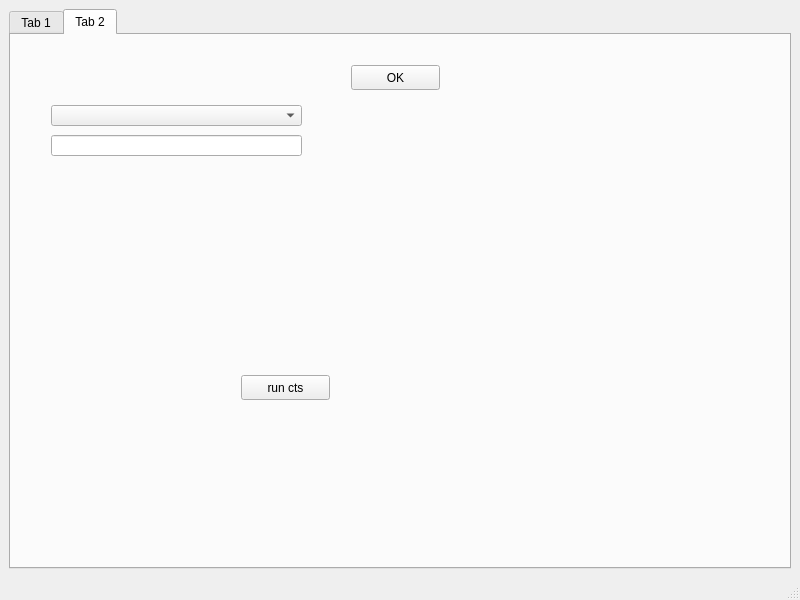
Above: mainwindow.ui from zuoVision/Qt before the change. Below: the same form after it.
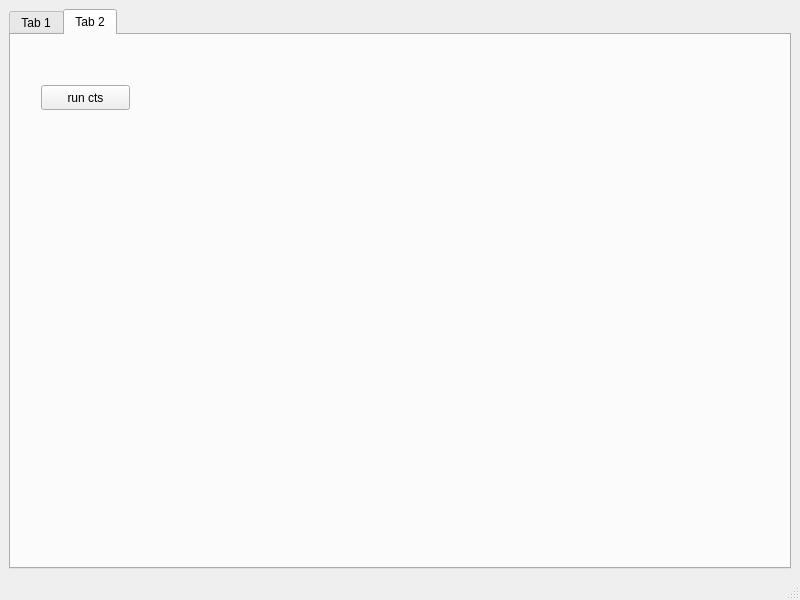
That is the form after the change. The open tabs and pages were chosen to show the change.

Diff of the .ui file:
```diff
--- a/mainwindow.ui
+++ b/mainwindow.ui
@@ -260,8 +260,8 @@
        <widget class="QPushButton" name="pushButton_cts">
         <property name="geometry">
          <rect>
-          <x>230</x>
-          <y>340</y>
+          <x>30</x>
+          <y>50</y>
           <width>89</width>
           <height>25</height>
          </rect>
@@ -270,39 +270,6 @@
          <string>run cts</string>
         </property>
        </widget>
-       <widget class="QLineEdit" name="lineEdit_search">
-        <property name="geometry">
-         <rect>
-          <x>40</x>
-          <y>100</y>
-          <width>251</width>
-          <height>21</height>
-         </rect>
-        </property>
-       </widget>
-       <widget class="QPushButton" name="pushButton">
-        <property name="geometry">
-         <rect>
-          <x>340</x>
-          <y>30</y>
-          <width>89</width>
-          <height>25</height>
-         </rect>
-        </property>
-        <property name="text">
-         <string>OK</string>
-        </property>
-       </widget>
-       <widget class="QComboBox" name="comboBox">
-        <property name="geometry">
-         <rect>
-          <x>40</x>
-          <y>70</y>
-          <width>251</width>
-          <height>21</height>
-         </rect>
-        </property>
-       </widget>
       </widget>
      </widget>
     </item>
```
Left out of the diff: 4 changed lines with no effect on the pictures.
